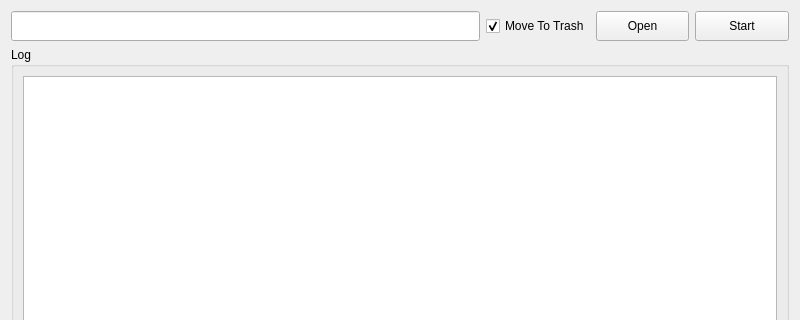
Above: src/tools/gui/qt/MainForm.ui from KaiZheng2020/DuplicateFileRemovalTool before the change; both pictures show x 0 to 800 and y 0 to 320 of the 800 by 600 pixel window. Below: the same form after it.
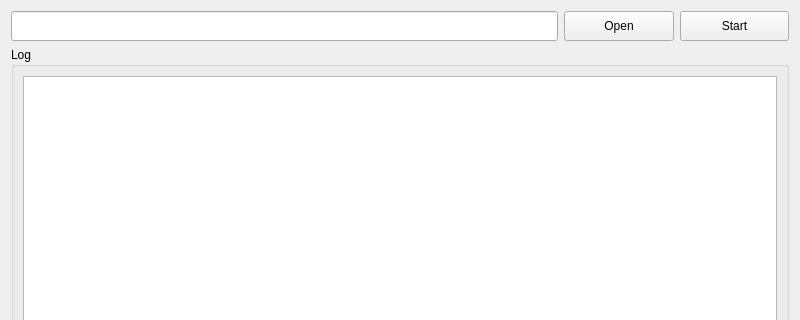
That is the form after the change. Icons and pictures are not drawn.

The edit to the form file:
```diff
--- a/src/tools/gui/qt/MainForm.ui
+++ b/src/tools/gui/qt/MainForm.ui
@@ -25,7 +25,7 @@
   </property>
   <layout class="QVBoxLayout" name="verticalLayout">
    <item>
-    <layout class="QHBoxLayout" name="horizontalLayout" stretch="5,0,1,1">
+    <layout class="QHBoxLayout" name="horizontalLayout" stretch="5,1,1">
      <property name="sizeConstraint">
       <enum>QLayout::SetDefaultConstraint</enum>
      </property>
@@ -39,16 +39,6 @@
        </property>
       </widget>
      </item>
-     <item>
-      <widget class="QCheckBox" name="checkBox_TrashFlag">
-       <property name="text">
-        <string>Move To Trash</string>
-       </property>
-       <property name="checked">
-        <bool>true</bool>
-       </property>
-      </widget>
-     </item>
      <item>
       <widget class="QPushButton" name="pushButton_Open">
        <property name="minimumSize">
```
Left out of the diff: 4 changed lines with no effect on the pictures.
